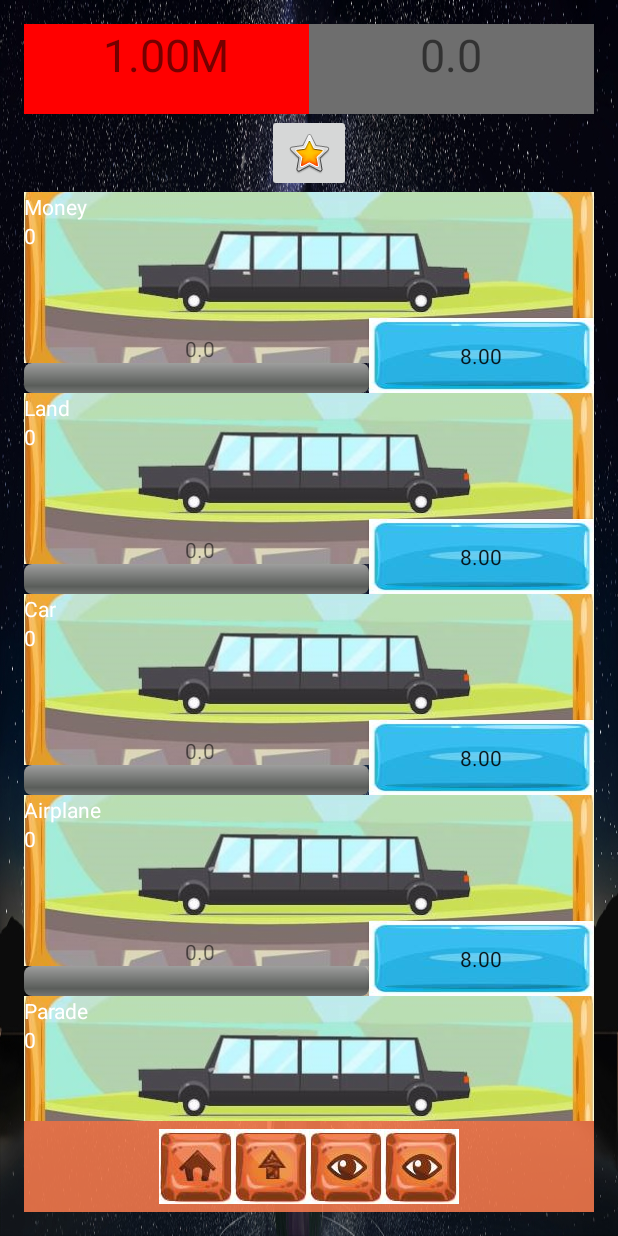
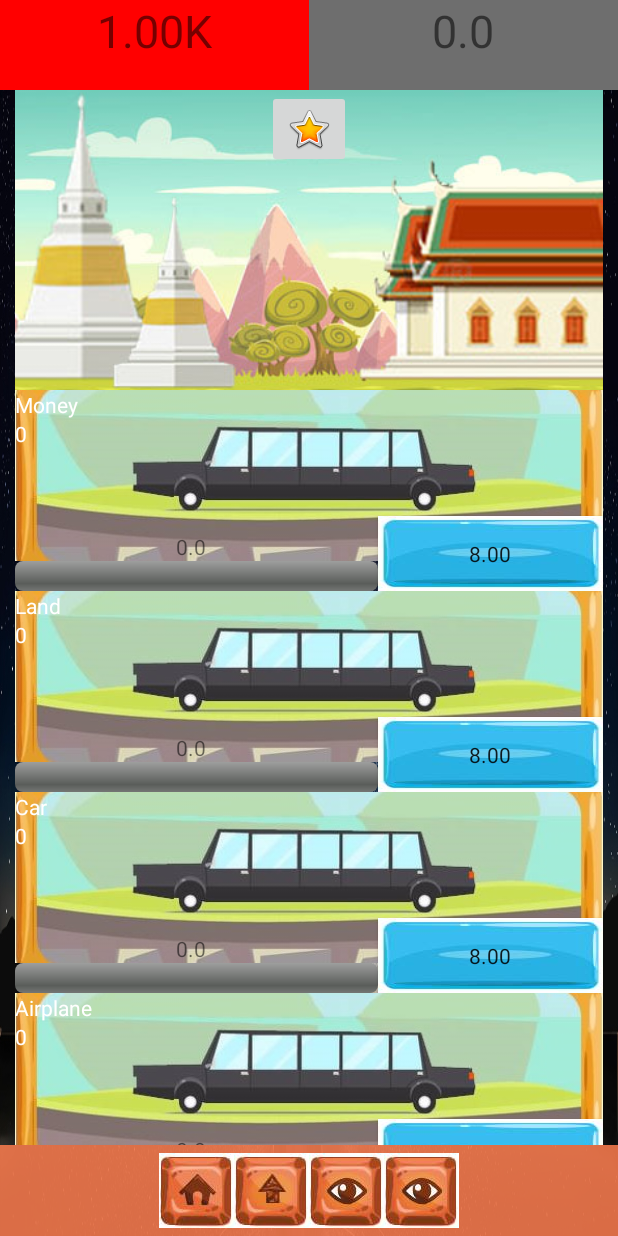
Before and after one commit to wit543/Tum-Boon, an Android app: the screen it shows after launch (HomeActivity), on a phone screen of 412 x 824 dp. Run offline under Robolectric (Android 15) with nearby library versions, the phone set to English and light mode, and no system bars.

Commit message:
Add some picture

```diff
--- a/app/src/main/java/xyz/wit543/wit/tumboon/model/Game.java
+++ b/app/src/main/java/xyz/wit543/wit/tumboon/model/Game.java
@@ -39,7 +39,7 @@ public class Game extends Observable{
     private LayerAbstractFactory layerFactory;
 
     private final int DELAY = 100;
-    private final double startMoney = 1000000;
+    private final double startMoney = 1000;
 
     private Game(){
         this.resetGame();
@@ -60,7 +60,7 @@ public class Game extends Observable{
 //        layerManagers.add(new LayerManager(new Layer("Car"  ,1000,100 , 1000) , 0));
 //        layerManagers.add(new LayerManager(new Layer("Helicopter" ,3000, 200 , 3000),0));
 
-        upgrades.add(new Upgrade("car","BMW",0,false,1000));
+        upgrades.add(new Upgrade("money","BMW",0,false,1000));
         upgrades.add(new Upgrade("water","klong",0,false,2000));
         upgrades.add(new Upgrade("house","dogdog",0,false,4000));
 
--- a/app/src/main/res/layout/activity_home.xml
+++ b/app/src/main/res/layout/activity_home.xml
@@ -4,10 +4,8 @@
     xmlns:tools="http://schemas.android.com/tools"
     android:layout_width="match_parent"
     android:layout_height="match_parent"
-    android:paddingLeft="@dimen/activity_horizontal_margin"
-    android:paddingRight="@dimen/activity_horizontal_margin"
-    android:paddingTop="@dimen/activity_vertical_margin"
-    android:paddingBottom="@dimen/activity_vertical_margin"
+
+
     android:background="@drawable/bh"
     tools:context=".activity.HomeActivity">
 
@@ -41,6 +39,8 @@
 
 
     <android.support.v4.view.ViewPager
+        android:paddingLeft="10dp"
+        android:paddingRight="10dp"
         android:id="@+id/view_pager"
         android:layout_width="match_parent"
         android:layout_height="320dp"
--- a/app/src/main/res/layout/fragment_layer.xml
+++ b/app/src/main/res/layout/fragment_layer.xml
@@ -6,6 +6,14 @@
 
     <!-- TODO: Update blank fragment layout -->
 
+    <ImageView
+        android:id="@+id/map_image"
+        android:layout_width="match_parent"
+        android:layout_height="200dp"
+        android:src="@drawable/background"
+        android:scaleType="centerCrop"
+        android:adjustViewBounds="true"
+        />
     <ImageButton
         android:id="@+id/clicker_bt"
         android:layout_width="wrap_content"
@@ -15,7 +23,7 @@
 
     <android.support.v7.widget.RecyclerView
         android:id="@+id/layer_recycle_view"
-        android:layout_below="@id/clicker_bt"
+        android:layout_below="@id/map_image"
         android:layout_height="match_parent"
         android:layout_width="match_parent"/>
 
--- a/app/src/main/res/layout/upgrade_cell.xml
+++ b/app/src/main/res/layout/upgrade_cell.xml
@@ -1,7 +1,9 @@
 <?xml version="1.0" encoding="utf-8"?>
 <RelativeLayout xmlns:android="http://schemas.android.com/apk/res/android"
     android:orientation="vertical" android:layout_width="match_parent"
-    android:layout_height="wrap_content">
+    android:layout_height="wrap_content"
+    android:background="#FFFFFF"
+    >
 
     <!--<ImageView-->
         <!--android:layout_width="match_parent"-->
```
Also changed, not shown: app/src/main/java/xyz/wit543/wit/tumboon/activity/HomeActivity.java (+12 -12 lines), app/src/main/res/drawable-hdpi/background.jpg (added), app/src/main/res/drawable-hdpi/bt_template.png (added), app/src/main/res/drawable-hdpi/frame.png (added), app/src/main/res/drawable-hdpi/frame22.png (added), app/src/main/res/drawable-hdpi/home_bt.png (added), app/src/main/res/drawable-hdpi/land_layer.png (added), app/src/main/res/drawable-hdpi/money_layer.png (added), app/src/main/res/drawable-hdpi/multi_bt.png (added), app/src/main/res/drawable-hdpi/normal_label.png (added), app/src/main/res/drawable-hdpi/normal_label2.png (added), app/src/main/res/drawable-hdpi/plane_layer2.png (added), app/src/main/res/drawable-hdpi/stat_bt.png (added), app/src/main/res/drawable-hdpi/upgrade_bt.png (added).
